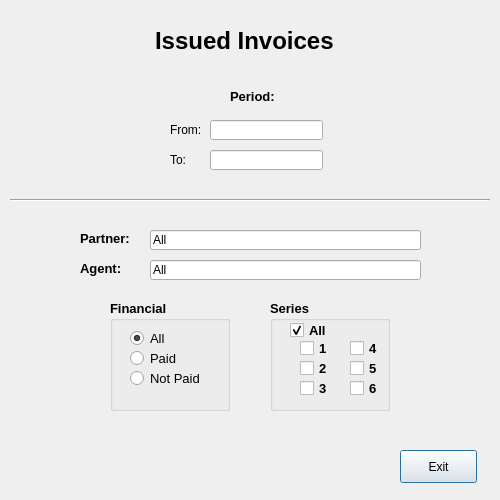
Above: uis/issued_invoices_form.ui from andrei219/euromedia before the change. Below: the same form after it.
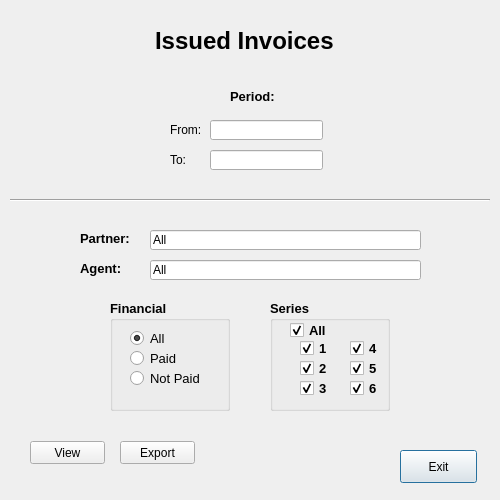
That is the form after the change.

What changed in the file:
```diff
--- a/uis/issued_invoices_form.ui
+++ b/uis/issued_invoices_form.ui
@@ -318,6 +318,9 @@
     <property name="text">
      <string>1</string>
     </property>
+    <property name="checked">
+     <bool>true</bool>
+    </property>
    </widget>
    <widget class="QCheckBox" name="serie_2">
     <property name="geometry">
@@ -331,6 +334,9 @@
     <property name="text">
      <string>2</string>
     </property>
+    <property name="checked">
+     <bool>true</bool>
+    </property>
    </widget>
    <widget class="QCheckBox" name="serie_3">
     <property name="geometry">
@@ -344,6 +350,9 @@
     <property name="text">
      <string>3</string>
     </property>
+    <property name="checked">
+     <bool>true</bool>
+    </property>
    </widget>
    <widget class="QCheckBox" name="serie_4">
     <property name="geometry">
@@ -357,6 +366,9 @@
     <property name="text">
      <string>4</string>
     </property>
+    <property name="checked">
+     <bool>true</bool>
+    </property>
    </widget>
    <widget class="QCheckBox" name="serie_5">
     <property name="geometry">
@@ -370,6 +382,9 @@
     <property name="text">
      <string>5</string>
     </property>
+    <property name="checked">
+     <bool>true</bool>
+    </property>
    </widget>
    <widget class="QCheckBox" name="serie_6">
     <property name="geometry">
@@ -383,8 +398,37 @@
     <property name="text">
      <string>6</string>
     </property>
+    <property name="checked">
+     <bool>true</bool>
+    </property>
    </widget>
   </widget>
+  <widget class="QPushButton" name="view">
+   <property name="geometry">
+    <rect>
+     <x>30</x>
+     <y>441</y>
+     <width>75</width>
+     <height>23</height>
+    </rect>
+   </property>
+   <property name="text">
+    <string>View</string>
+   </property>
+  </widget>
+  <widget class="QPushButton" name="_export">
+   <property name="geometry">
+    <rect>
+     <x>120</x>
+     <y>441</y>
+     <width>75</width>
+     <height>23</height>
+    </rect>
+   </property>
+   <property name="text">
+    <string>Export</string>
+   </property>
+  </widget>
  </widget>
  <resources/>
  <connections>
```
Left out of the diff: 8 changed lines with no effect on the pictures.
